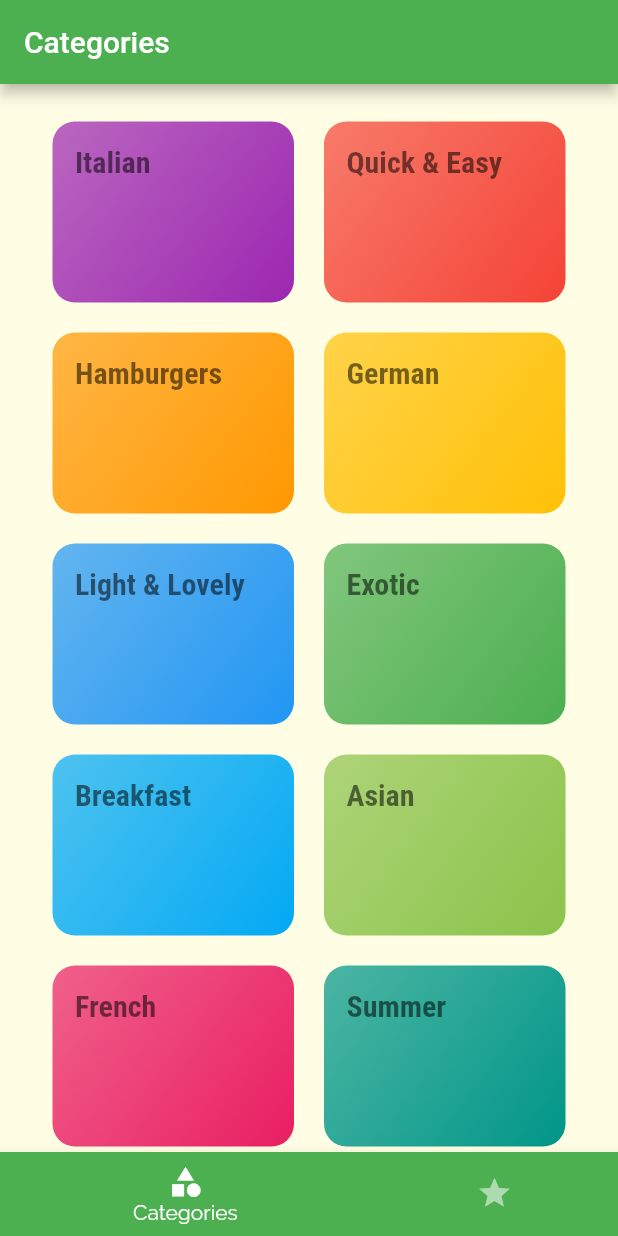
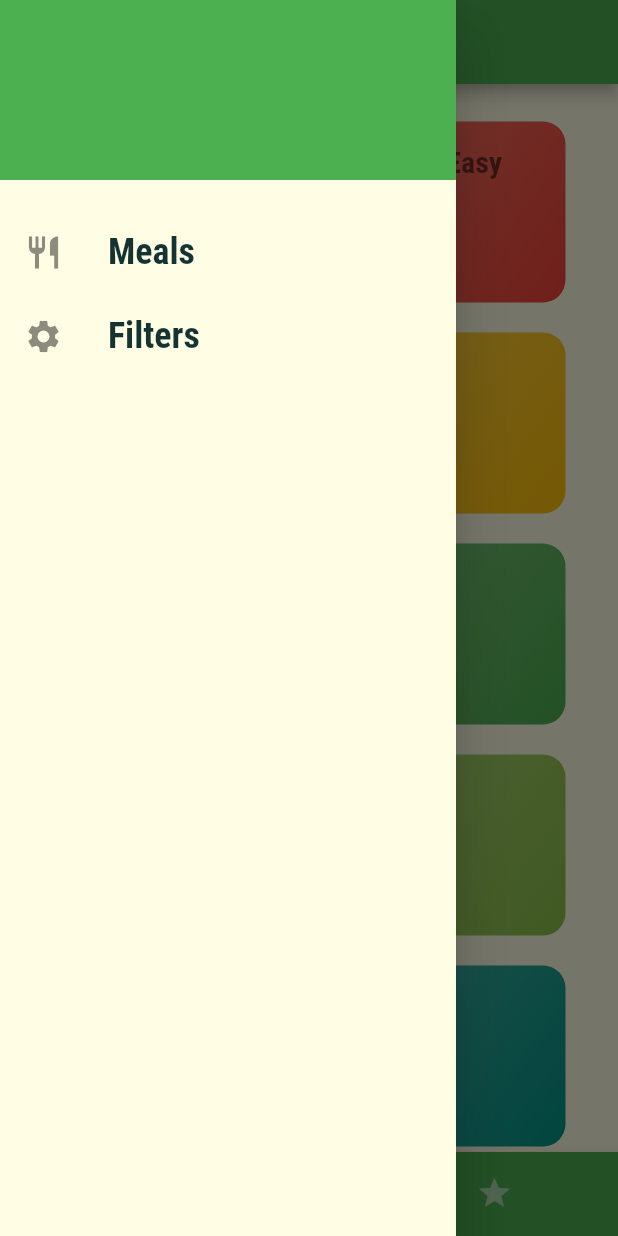
Before and after one commit to mihastele/flutter_exercises, a Flutter app: the screen it shows after launch, with the side drawer open (before the commit the screen has no drawer), on a phone screen of 412 x 824 dp. Run offline on Flutter 3.47's test engine with Material 2 defaults, Android fonts, the phone set to English and light mode, and no system bars.

Commit message:
Add filters screen, update control logic

```diff
--- a/lib/main.dart
+++ b/lib/main.dart
@@ -1,6 +1,7 @@
 import 'package:flutter/material.dart';
 import 'package:flutter_exercises/screens/categories_screen.dart';
 import 'package:flutter_exercises/screens/category_meals_screen.dart';
+import 'package:flutter_exercises/screens/filters_screen.dart';
 import 'package:flutter_exercises/screens/meal_detail_screen.dart';
 import 'package:flutter_exercises/screens/tabs_screen.dart';
 
@@ -47,6 +48,7 @@ class MyApp extends StatelessWidget {
         '/': (ctx) => const TabsScreen(),
         CategoryMeals.routeName: (ctx) => CategoryMeals(),
         MealDetailScreen.routeName: (ctx) => MealDetailScreen(),
+        FiltersScreen.routeName: (ctx) => FiltersScreen(),
       },
       onGenerateRoute: (settings) {
         // if route is not registered in routes
--- /dev/null
+++ b/lib/screens/filters_screen.dart
@@ -0,0 +1,19 @@
+import 'package:flutter/material.dart';
+import 'package:flutter_exercises/widgets/main_drawer.dart';
+
+class FiltersScreen extends StatelessWidget {
+  static const routeName = '/filters';
+
+  @override
+  Widget build(BuildContext context) {
+    return Scaffold(
+      appBar: AppBar(
+        title: Text('Your Filters'),
+      ),
+      drawer: MainDrawer(),
+      body: Center(
+        child: Text('Filters'),
+      ),
+    );
+  }
+}
--- a/lib/screens/tabs_screen.dart
+++ b/lib/screens/tabs_screen.dart
@@ -1,6 +1,7 @@
 import 'package:flutter/material.dart';
 import 'package:flutter_exercises/screens/categories_screen.dart';
 import 'package:flutter_exercises/screens/favorites_screen.dart';
+import 'package:flutter_exercises/widgets/main_drawer.dart';
 
 class TabsScreen extends StatefulWidget {
   const TabsScreen({super.key});
@@ -34,6 +35,7 @@ class _TabsScreenState extends State<TabsScreen> {
       length: 2,
       initialIndex: 0,
       child: Scaffold(
+        drawer: MainDrawer(),
         appBar: AppBar(
           title: Text(_pages[_selectedPageIndex]['title'] as String),
         ),
--- /dev/null
+++ b/lib/widgets/main_drawer.dart
@@ -0,0 +1,61 @@
+import 'package:flutter/material.dart';
+
+class MainDrawer extends StatelessWidget {
+  Widget buildListTile(String title, IconData icon, VoidCallback tapHandler) {
+    return ListTile(
+      leading: Icon(
+        icon,
+        size: 26,
+      ),
+      title: Text(title,
+          style: TextStyle(
+              fontFamily: 'RobotoCondensed',
+              fontSize: 24,
+              fontWeight: FontWeight.bold)),
+      onTap: tapHandler,
+    );
+  }
+
+  void selectPage(BuildContext context, String routeName) {
+    // Replacement replaces the current page with the new page in the stack
+    Navigator.of(context).pushReplacementNamed(routeName);
+  }
+
+  @override
+  Widget build(BuildContext context) {
+    return Drawer(
+      child: Column(
+        children: [
+          Container(
+            height: 120,
+            width: double.infinity,
+            padding: EdgeInsets.all(20),
+            alignment: Alignment.centerLeft,
+            color: Color(0xFF4CAF50),
+            child: Text(
+              'Cooking Up!',
+              style: TextStyle(
+                fontWeight: FontWeight.w900,
+                fontSize: 30,
+                color: Color(0xFF4CAF50),
+              ),
+            ),
+          ),
+          SizedBox(
+            height: 20,
+          ),
+          buildListTile(
+            'Meals',
+            Icons.restaurant,
+            () => selectPage(context, '/'),
+          ),
+          buildListTile(
+            'Filters',
+            Icons.settings,
+            () => selectPage(context, '/filters'),
+          ),
+        ],
+      ),
+    );
+  }
+}
```
